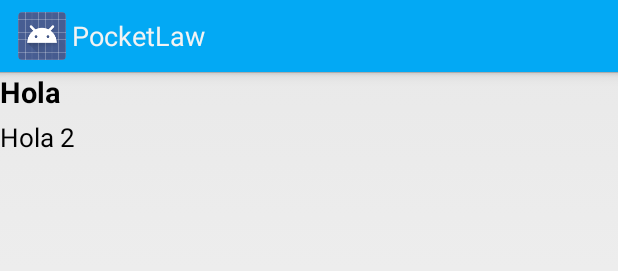
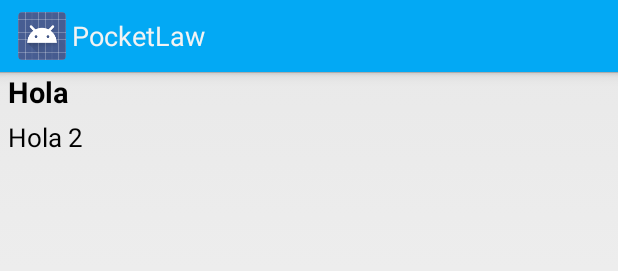
Before and after one commit to ReneVallecillo/PocketLaw.android, an Android app: the layout card_article_inner_content.xml on its own in the app's theme, with its tools: preview values and no code run, on a phone screen of 412 x 824 dp. Shown: the top 271 px of the screen. Run offline under Robolectric (Android 15) with nearby library versions, the phone set to English and light mode, and no system bars.

Commit message:
no thumbnails on article list plus padding

```diff
--- a/app/src/main/res/layout/card_article_inner_content.xml
+++ b/app/src/main/res/layout/card_article_inner_content.xml
@@ -2,7 +2,9 @@
 
 <LinearLayout xmlns:android="http://schemas.android.com/apk/res/android"
     android:orientation="vertical" android:layout_width="match_parent"
-    android:layout_height="100dp">
+    android:layout_height="100dp"
+    android:paddingLeft="5dp"
+    android:paddingRight="5dp">
 
     <TextView
         android:id="@+id/card_article_title"
```
Also changed, not shown: app/src/main/java/com/clov3rlabs/android/pocketlaw/Entities/ArticleCard.java (+10 -10 lines).
